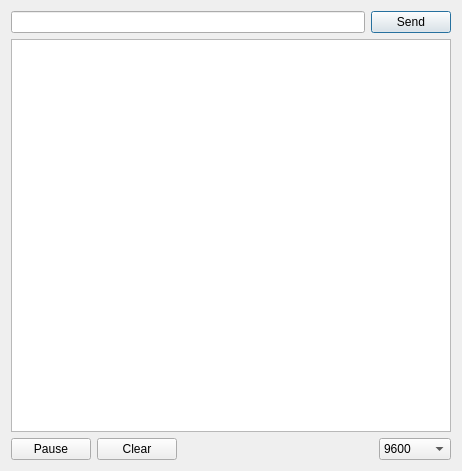
Old version of the form src/frames/UI_serialMonitor.ui in the repository bq/web2board.
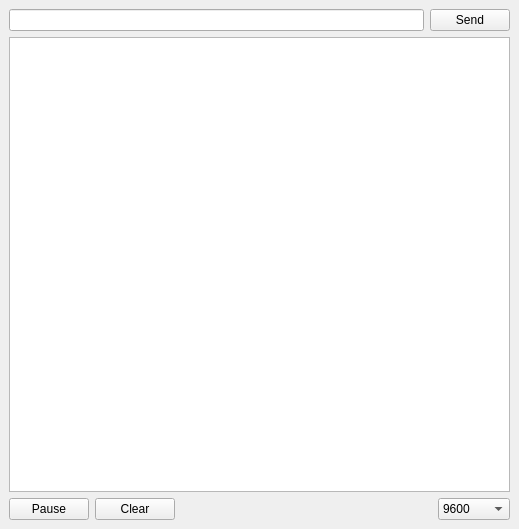
New version of the form.

Commit message: serial monitor now is a main window

```diff
--- a/src/frames/UI_serialMonitor.ui
+++ b/src/frames/UI_serialMonitor.ui
@@ -1,19 +1,20 @@
 <?xml version="1.0" encoding="UTF-8"?>
 <ui version="4.0">
  <class>SerialMonitor</class>
- <widget class="QDialog" name="SerialMonitor">
+ <widget class="QMainWindow" name="SerialMonitor">
   <property name="geometry">
    <rect>
     <x>0</x>
     <y>0</y>
-    <width>462</width>
-    <height>471</height>
+    <width>519</width>
+    <height>529</height>
    </rect>
   </property>
   <property name="windowTitle">
    <string>Serial monitor</string>
   </property>
-  <layout class="QVBoxLayout" name="verticalLayout_2" stretch="0,0">
+  <widget class="QWidget" name="centralwidget">
+   <layout class="QVBoxLayout" name="verticalLayout_2">
    <item>
     <layout class="QHBoxLayout" name="horizontalLayout">
      <item>
@@ -149,6 +150,7 @@
     </layout>
    </item>
   </layout>
+  </widget>
  </widget>
  <resources/>
  <connections/>
```
Lines whose indentation alone changed are shown as unchanged. The commit also changes 7 other files.
